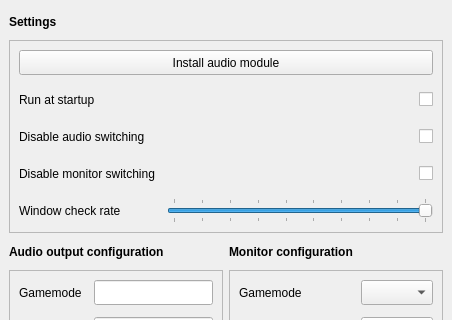
The window that src/BigPictureTV/bigpicturetv.ui (Odizinne/BigPictureTV) describes before a commit, drawn with Qt 5; both pictures show x 0 to 452 and y 0 to 320 of the 452 by 480 pixel window.
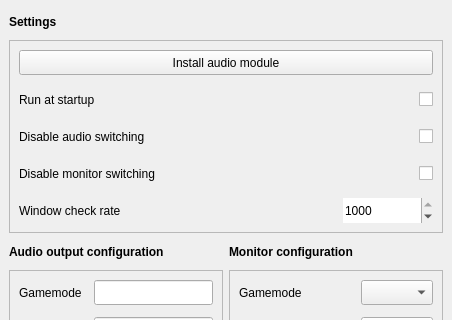
The same window after the commit.

Commit message: reintroduced windows 11 style, force fusion on windows 10, use spinbox instead of slider for checkrate

What changed in the file:
```diff
--- a/src/BigPictureTV/bigpicturetv.ui
+++ b/src/BigPictureTV/bigpicturetv.ui
@@ -361,8 +361,8 @@
        <property name="spacing">
         <number>12</number>
        </property>
-       <item row="0" column="0" colspan="2">
-        <widget class="QPushButton" name="install_audio_button">
+       <item row="2" column="0">
+        <widget class="QLabel" name="label_6">
          <property name="minimumSize">
           <size>
            <width>0</width>
@@ -370,7 +370,20 @@
           </size>
          </property>
          <property name="text">
-          <string>Install audio module</string>
+          <string>Disable audio switching</string>
+         </property>
+        </widget>
+       </item>
+       <item row="3" column="0">
+        <widget class="QLabel" name="label_4">
+         <property name="minimumSize">
+          <size>
+           <width>0</width>
+           <height>25</height>
+          </size>
+         </property>
+         <property name="text">
+          <string>Disable monitor switching</string>
          </property>
         </widget>
        </item>
@@ -387,13 +400,32 @@
          </property>
         </widget>
        </item>
-       <item row="4" column="1">
-        <widget class="QSlider" name="checkrate_slider">
+       <item row="1" column="2">
+        <widget class="QCheckBox" name="startup_checkbox">
          <property name="minimumSize">
           <size>
            <width>0</width>
            <height>25</height>
           </size>
+         </property>
+         <property name="layoutDirection">
+          <enum>Qt::LayoutDirection::RightToLeft</enum>
+         </property>
+         <property name="text">
+          <string/>
+         </property>
+        </widget>
+       </item>
+       <item row="4" column="2">
+        <widget class="QSpinBox" name="checkrateSpinBox">
+         <property name="minimumSize">
+          <size>
+           <width>90</width>
+           <height>25</height>
+          </size>
+         </property>
+         <property name="frame">
+          <bool>false</bool>
          </property>
          <property name="minimum">
           <number>100</number>
@@ -404,24 +436,41 @@
          <property name="singleStep">
           <number>100</number>
          </property>
-         <property name="pageStep">
-          <number>100</number>
-         </property>
          <property name="value">
           <number>1000</number>
          </property>
-         <property name="orientation">
-          <enum>Qt::Orientation::Horizontal</enum>
+        </widget>
+       </item>
+       <item row="0" column="0" colspan="3">
+        <widget class="QPushButton" name="install_audio_button">
+         <property name="minimumSize">
+          <size>
+           <width>0</width>
+           <height>25</height>
+          </size>
          </property>
-         <property name="tickPosition">
-          <enum>QSlider::TickPosition::TicksBothSides</enum>
+         <property name="text">
+          <string>Install audio module</string>
          </property>
-         <property name="tickInterval">
-          <number>100</number>
+        </widget>
+       </item>
+       <item row="3" column="2">
+        <widget class="QCheckBox" name="disable_monitor_checkbox">
+         <property name="minimumSize">
+          <size>
+           <width>0</width>
+           <height>25</height>
+          </size>
          </property>
+         <property name="layoutDirection">
+          <enum>Qt::LayoutDirection::RightToLeft</enum>
+         </property>
+         <property name="text">
+          <string/>
+         </property>
         </widget>
        </item>
-       <item row="2" column="1">
+       <item row="2" column="2">
         <widget class="QCheckBox" name="disable_audio_checkbox">
          <property name="minimumSize">
           <size>
@@ -437,35 +486,6 @@
          </property>
         </widget>
        </item>
-       <item row="2" column="0">
-        <widget class="QLabel" name="label_6">
-         <property name="minimumSize">
-          <size>
-           <width>0</width>
-           <height>25</height>
-          </size>
-         </property>
-         <property name="text">
-          <string>Disable audio switching</string>
-         </property>
-        </widget>
-       </item>
-       <item row="1" column="1">
-        <widget class="QCheckBox" name="startup_checkbox">
-         <property name="minimumSize">
-          <size>
-           <width>0</width>
-           <height>25</height>
-          </size>
-         </property>
-         <property name="layoutDirection">
-          <enum>Qt::LayoutDirection::RightToLeft</enum>
-         </property>
-         <property name="text">
-          <string/>
-         </property>
-        </widget>
-       </item>
        <item row="1" column="0">
         <widget class="QLabel" name="label_5">
          <property name="minimumSize">
@@ -479,34 +499,18 @@
          </property>
         </widget>
        </item>
-       <item row="3" column="0">
-        <widget class="QLabel" name="label_4">
-         <property name="minimumSize">
-          <size>
-           <width>0</width>
-           <height>25</height>
-          </size>
+       <item row="4" column="1">
+        <spacer name="horizontalSpacer">
+         <property name="orientation">
+          <enum>Qt::Orientation::Horizontal</enum>
          </property>
-         <property name="text">
-          <string>Disable monitor switching</string>
-         </property>
-        </widget>
-       </item>
-       <item row="3" column="1">
-        <widget class="QCheckBox" name="disable_monitor_checkbox">
-         <property name="minimumSize">
+         <property name="sizeHint" stdset="0">
           <size>
-           <width>0</width>
-           <height>25</height>
+           <width>40</width>
+           <height>20</height>
           </size>
          </property>
-         <property name="layoutDirection">
-          <enum>Qt::LayoutDirection::RightToLeft</enum>
-         </property>
-         <property name="text">
-          <string/>
-         </property>
-        </widget>
+        </spacer>
        </item>
       </layout>
      </widget>
```
The commit also changes 7 other files.
